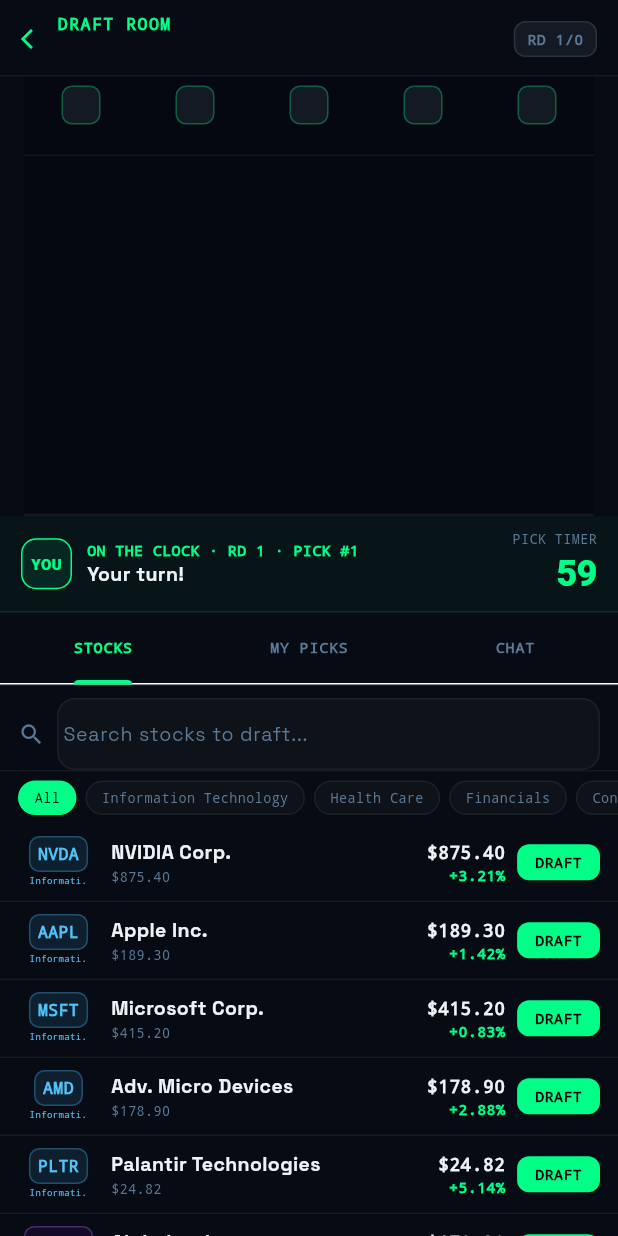
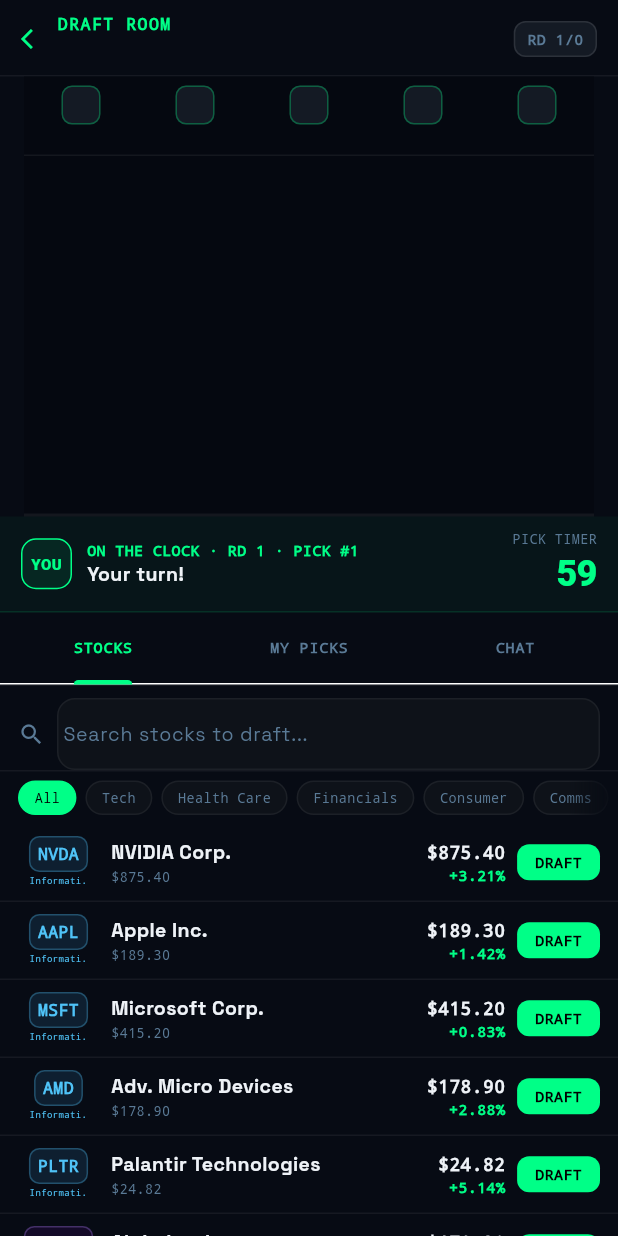
Before and after one commit to Mando49/MarketWars, a Flutter app: the DraftRoomScreen screen opened directly with empty values, on a phone screen of 412 x 824 dp. Run offline on Flutter 3.47's test engine with Material 3 defaults, Android fonts, the phone set to English and light mode, and no system bars; our stand-ins replace cloud_firestore, firebase_auth, firebase_core, firebase_storage, google_fonts, image_picker; accounts and stored records are empty; network calls fail.

Commit message:
Add fade gradient and shortened names to draft room sector chips
- ShaderMask fade on right edge indicates more chips to scroll
- Shortened display labels: Tech, Consumer, Comms, Staples
- Filter logic still uses full sector names

Co-Authored-By: Claude Opus 4.6 (1M context) <noreply@anthropic.com>

```diff
--- a/lib/screens/league/draft_room_screen.dart
+++ b/lib/screens/league/draft_room_screen.dart
@@ -62,6 +62,12 @@ class _DraftRoomScreenState extends State<DraftRoomScreen>
     'Consumer Discretionary', 'Communication Services', 'Industrials',
     'Consumer Staples', 'Energy', 'Utilities', 'Real Estate', 'Materials',
   ];
+  static const _sectorShortNames = {
+    'Information Technology': 'Tech',
+    'Consumer Discretionary': 'Consumer',
+    'Communication Services': 'Comms',
+    'Consumer Staples': 'Staples',
+  };
   static const Map<String, Color> _sectorBg = {
     'Information Technology': Color(0xFF0E1F30),
     'Health Care': Color(0xFF0A1E1E),
@@ -930,14 +936,23 @@ class _DraftRoomScreenState extends State<DraftRoomScreen>
         ]),
       ),
       // Sector chips
-      SingleChildScrollView(
+      ShaderMask(
+        shaderCallback: (bounds) => LinearGradient(
+          begin: Alignment.centerLeft,
+          end: Alignment.centerRight,
+          colors: const [Colors.white, Colors.white, Colors.white, Colors.transparent],
+          stops: const [0.0, 0.0, 0.92, 1.0],
+        ).createShader(bounds),
+        blendMode: BlendMode.dstIn,
+        child: SingleChildScrollView(
           scrollDirection: Axis.horizontal,
-        padding: const EdgeInsets.fromLTRB(12, 6, 12, 6),
+          padding: const EdgeInsets.fromLTRB(12, 6, 42, 6),
           child: Row(
             children: _sectors.map((s) {
               final on = s == _activeSector;
               final fg = _sectorFg[s] ?? AppTheme.green;
               final bg = _sectorBg[s] ?? AppTheme.surface2;
+              final label = _sectorShortNames[s] ?? s;
               return GestureDetector(
                 onTap: () => setState(() => _activeSector = s),
                 child: Container(
@@ -951,11 +966,12 @@ class _DraftRoomScreenState extends State<DraftRoomScreen>
                     ),
                     borderRadius: BorderRadius.circular(100),
                   ),
-                child: Text(s, style: TextStyle(fontFamily: 'Courier', fontSize: 9,
+                  child: Text(label, style: TextStyle(fontFamily: 'Courier', fontSize: 9,
                       color: on ? (s == 'All' ? Colors.black : fg) : AppTheme.textMuted)),
                 ),
               );
             }).toList(),
+          ),
         ),
       ),
       // Stock list
```
Lines whose indentation alone changed are shown as unchanged.
